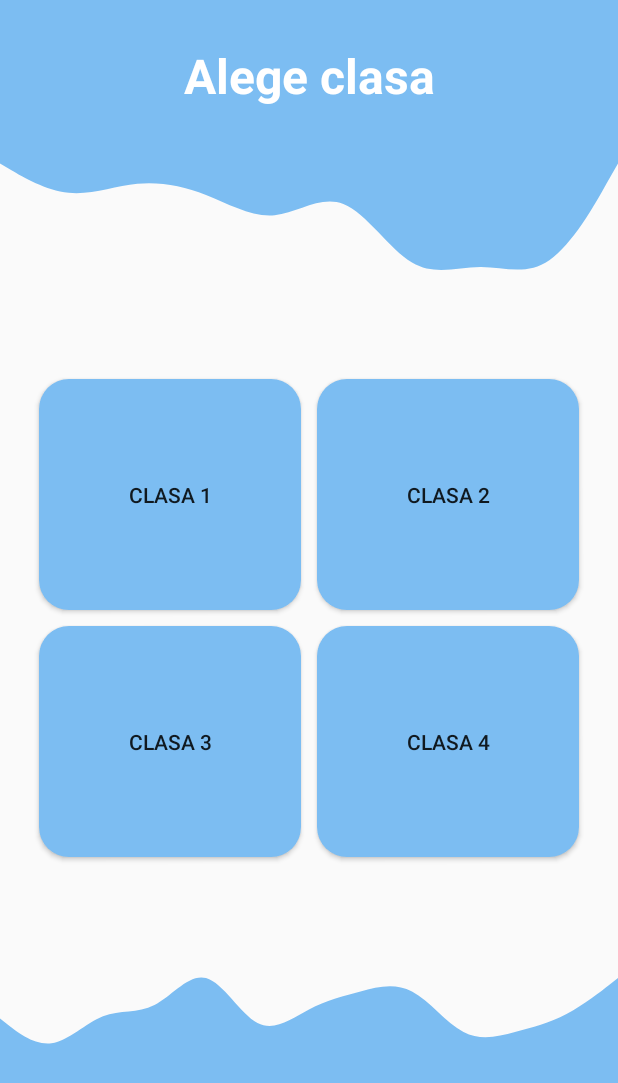
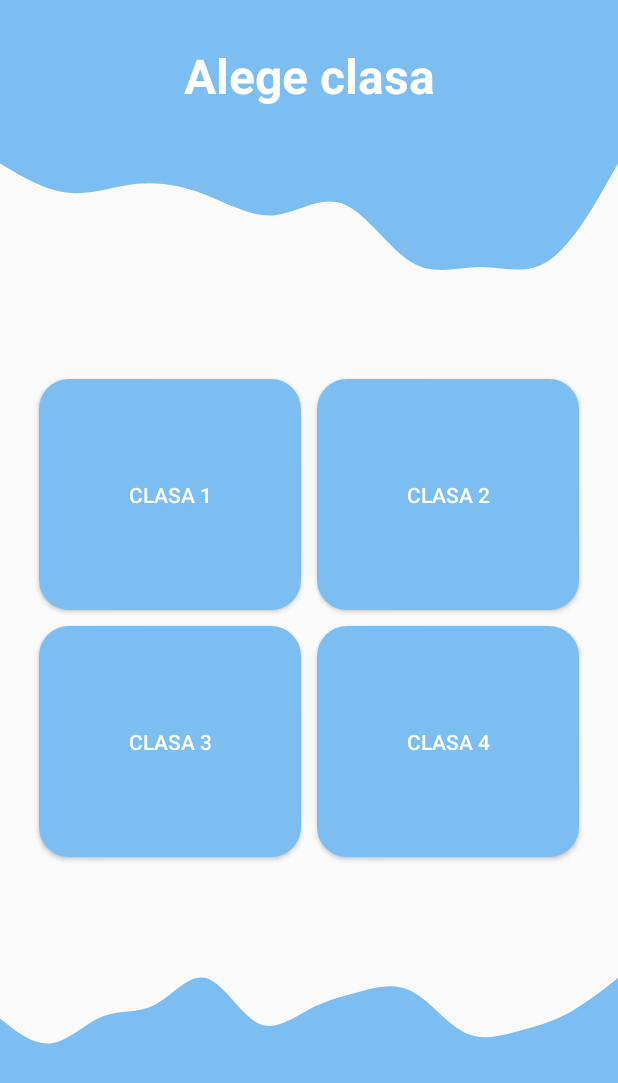
Before and after one commit to school-soft/Application, an Android app: the AlegeClasa screen opened directly, with no data from a screen before it, on a phone screen of 412 x 824 dp. Shown: the top 1083 px of the screen. Run offline under Robolectric (Android 15) with nearby library versions, the phone set to English and light mode, and no system bars; our stand-ins replace Firebase (no records; nobody signed in at launch, a user with empty details on screens opened directly).

```diff
--- a/app/build.gradle
+++ b/app/build.gradle
@@ -35,6 +35,8 @@ dependencies {
     implementation 'androidx.appcompat:appcompat:1.2.0'
     implementation 'com.google.android.material:material:1.3.0'
     implementation 'androidx.constraintlayout:constraintlayout:2.0.4'
+    implementation 'androidx.navigation:navigation-fragment:2.2.2'
+    implementation 'androidx.navigation:navigation-ui:2.2.2'
     testImplementation 'junit:junit:4.13.2'
     androidTestImplementation 'androidx.test.ext:junit:1.1.2'
     androidTestImplementation 'androidx.test.espresso:espresso-core:3.3.0'
--- a/app/src/main/res/layout/activity_alege_clasa.xml
+++ b/app/src/main/res/layout/activity_alege_clasa.xml
@@ -53,23 +53,26 @@
             android:layout_height="0dp"
             android:layout_weight="1"
             android:orientation="horizontal">
+
             <Button
                 android:id="@+id/Btn_clasa1"
                 android:layout_width="0dp"
                 android:layout_height="match_parent"
+                android:layout_margin="5dp"
                 android:layout_weight="1"
                 android:background="@drawable/round_bg_lightblue"
-                android:layout_margin="5dp"
-                android:text="Clasa 1" />
+                android:text="Clasa 1"
+                android:textColor="#FFFFFF" />
 
             <Button
                 android:id="@+id/Btn_clasa2"
                 android:layout_width="0dp"
                 android:layout_height="match_parent"
+                android:layout_margin="5dp"
                 android:layout_weight="1"
                 android:background="@drawable/round_bg_lightblue"
-                android:layout_margin="5dp"
-                android:text="Clasa 2" />
+                android:text="Clasa 2"
+                android:textColor="#FFFFFF" />
 
         </LinearLayout>
 
@@ -78,22 +81,26 @@
         android:layout_height="0dp"
         android:layout_weight="1"
         android:orientation="horizontal">
+
         <Button
             android:id="@+id/Btn_clasa3"
             android:layout_width="0dp"
             android:layout_height="match_parent"
+            android:layout_margin="5dp"
             android:layout_weight="1"
             android:background="@drawable/round_bg_lightblue"
-                android:layout_margin="5dp"
-                android:text="Clasa 3" />
+            android:text="Clasa 3"
+            android:textColor="#FFFFFF" />
+
         <Button
             android:id="@+id/Btn_clasa4"
             android:layout_width="0dp"
             android:layout_height="match_parent"
+            android:layout_margin="5dp"
             android:layout_weight="1"
             android:background="@drawable/round_bg_lightblue"
-                android:layout_margin="5dp"
-                android:text="Clasa 4" />
+            android:text="Clasa 4"
+            android:textColor="#FFFFFF" />
 
     </LinearLayout>
 
```
Lines whose indentation alone changed are shown as unchanged.
